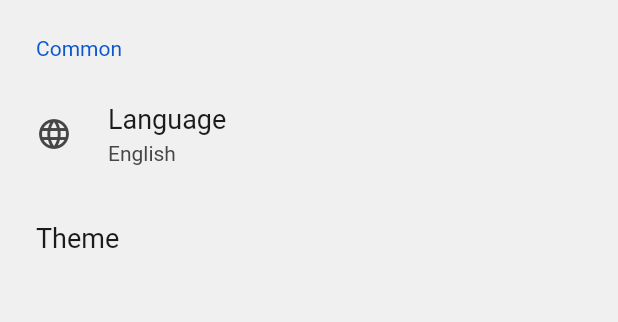
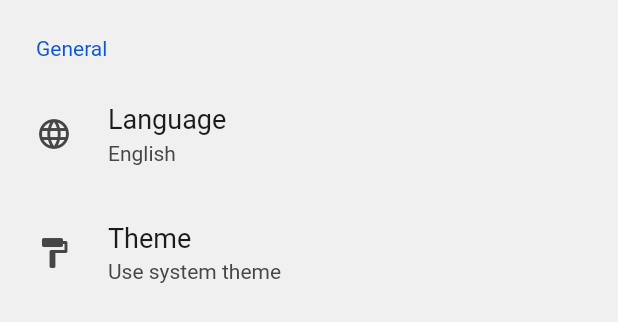
Before and after one commit to AdrianoDiDio/FlutterBiometricAuthFrontend, a Flutter app: the SettingsView widget shown alone on an empty page, opened directly, on a phone screen of 412 x 824 dp. Shown: the top 322 px of the screen. Run offline on Flutter 3.47's test engine with Material 2 defaults, Android fonts, the light colour scheme and no system bars; drawn by our look-alikes of settings_ui; our stand-ins replace dartz, dio, flutter_localized_locales, flutter_riverpod, flutter_secure_storage, freezed_annotation and 4 more; accounts and stored records are empty; generated files the repository leaves out were written again.

Commit message:
Added the ability to change current theme and persist it into the settings. Fixed title for the language settings view.

```diff
--- a/lib/l10n/intl_en.arb
+++ b/lib/l10n/intl_en.arb
@@ -102,12 +102,28 @@
     "@settingsScreenTitle": {
         "description":"Sets the app bar title for the settings screen"
     },
-    "settingsScreenCommonEntry": "Common",
+    "settingsScreenCommonEntry": "General",
     "@settingsScreenCommonEntry": {
         "description":"Sets the group title for the common settings screen"
     },
     "settingsScreenLanguageEntry": "Language",
     "@settingsScreenLanguageEntry": {
         "description":"Sets the app bar title for the language entry"
+    },
+    "settingsScreenThemeEntry": "Theme",
+    "@settingsScreenThemeEntry": {
+        "description":"Sets the settings title for the theme entry"
+    },
+    "settingsScreenThemeSystemEntry": "Use system theme",
+    "@settingsScreenThemeSystemEntry": {
+        "description":"Describe the system theme entry"
+    },
+    "settingsScreenThemeLightEntry": "Use light theme",
+    "@settingsScreenThemeLightEntry": {
+        "description":"Describe the light theme entry"
+    },
+    "settingsScreenThemeDarkEntry": "Use dark theme",
+    "@settingsScreenThemeDarkEntry": {
+        "description":"Describe the dark theme entry"
     }
   }
--- a/lib/providers/theme_provider.dart
+++ b/lib/providers/theme_provider.dart
@@ -1,3 +1,4 @@
+import 'package:biometric_auth_frontend/generated/l10n.dart';
 import 'package:biometric_auth_frontend/logger.dart';
 import 'package:biometric_auth_frontend/utils/storage_keys.dart';
 import 'package:biometric_auth_frontend/utils/storage_utils.dart';
@@ -7,6 +8,24 @@ class ThemeProvider with ChangeNotifier {
   late ThemeMode _themeMode;
 
   ThemeMode get themeMode => _themeMode;
+
+  static String themModeToName(ThemeMode themeMode) {
+    switch (themeMode) {
+      case ThemeMode.system:
+        return S.current.settingsScreenThemeSystemEntry;
+      case ThemeMode.light:
+        return S.current.settingsScreenThemeLightEntry;
+      case ThemeMode.dark:
+        return S.current.settingsScreenThemeDarkEntry;
+      default:
+        return "Unknown theme";
+    }
+  }
+
+  String get themeModeName {
+    return themModeToName(_themeMode);
+  }
+
   ThemeProvider() {
     logger.d("Initialization...");
     _themeMode = ThemeMode.system;
--- a/lib/routes.dart
+++ b/lib/routes.dart
@@ -1,12 +1,14 @@
 import 'package:biometric_auth_frontend/views/home/home_view.dart';
 import 'package:biometric_auth_frontend/views/login/login_view.dart';
 import 'package:biometric_auth_frontend/views/register/register_view.dart';
-import 'package:biometric_auth_frontend/views/settings/language_setting_view.dart';
+import 'package:biometric_auth_frontend/views/settings/language_settings_view.dart';
+import 'package:biometric_auth_frontend/views/settings/theme_settings_view.dart';
 import 'package:flutter/material.dart';
 
 final Map<String, WidgetBuilder> routes = {
   LoginScreen.routeName: (context) => const LoginScreen(),
   RegisterScreen.routeName: (context) => const RegisterScreen(),
   HomeScreen.routeName: (context) => const HomeScreen(),
-  LanguageSettingsView.routeName: (context) => const LanguageSettingsView()
+  LanguageSettingsView.routeName: (context) => const LanguageSettingsView(),
+  ThemeSettingsView.routeName: (context) => const ThemeSettingsView()
 };
--- a/lib/views/settings/settings_view.dart
+++ b/lib/views/settings/settings_view.dart
@@ -1,8 +1,11 @@
 import 'dart:io';
 
 import 'package:biometric_auth_frontend/generated/l10n.dart';
-import 'package:biometric_auth_frontend/views/settings/language_setting_view.dart';
+import 'package:biometric_auth_frontend/providers/theme_provider.dart';
+import 'package:biometric_auth_frontend/views/settings/language_settings_view.dart';
+import 'package:biometric_auth_frontend/views/settings/theme_settings_view.dart';
 import 'package:flutter/material.dart';
+import 'package:provider/provider.dart';
 import 'package:settings_ui/settings_ui.dart';
 import 'package:flutter_localized_locales/flutter_localized_locales.dart';
 
@@ -17,7 +20,7 @@ class SettingsView extends StatelessWidget {
             title: Text(S.of(context).settingsScreenCommonEntry),
             tiles: [
               SettingsTile.navigation(
-                leading: Icon(Icons.language),
+                leading: const Icon(Icons.language_rounded),
                 title: Text(S.of(context).settingsScreenLanguageEntry),
                 value: Text(LocaleNames.of(context)!
                     .nameOf(Localizations.localeOf(context).toString())
@@ -26,7 +29,14 @@ class SettingsView extends StatelessWidget {
                   Navigator.pushNamed(context, LanguageSettingsView.routeName);
                 },
               ),
-              SettingsTile.navigation(title: Text("Theme"))
+              SettingsTile.navigation(
+                leading: const Icon(Icons.format_paint_rounded),
+                title: Text(S.of(context).settingsScreenThemeEntry),
+                value: Text(Provider.of<ThemeProvider>(context).themeModeName),
+                onPressed: (context) {
+                  Navigator.pushNamed(context, ThemeSettingsView.routeName);
+                },
+              )
             ])
       ],
     );
```
Also changed, not shown: lib/l10n/intl_it_IT.arb (+7 -2 lines), lib/views/settings/language_settings_view.dart (renamed from lib/views/settings/language_setting_view.dart, +1 -8 lines), lib/views/settings/theme_settings_view.dart (added, +48 -0 lines), lib/generated/intl/messages_en.dart, lib/generated/intl/messages_it_IT.dart, lib/generated/l10n.dart.
